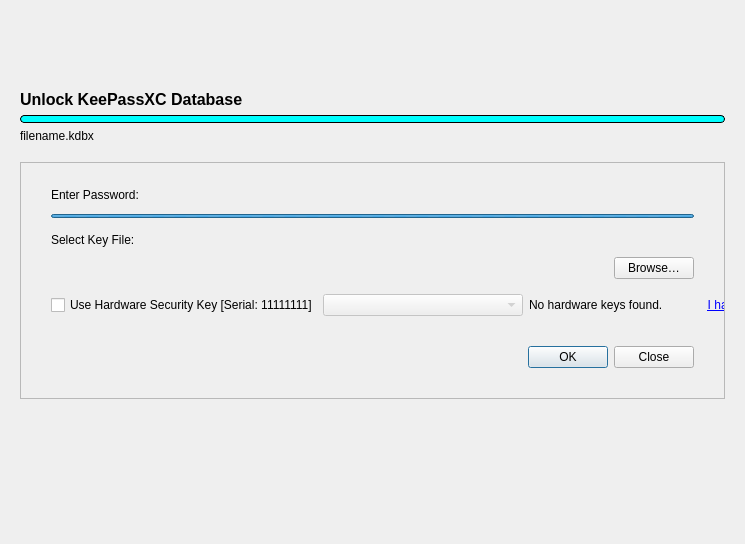
This is src/gui/DatabaseOpenWidget.ui in keepassxreboot/keepassxc as Qt 5 draws it before an edit. The edited form follows.
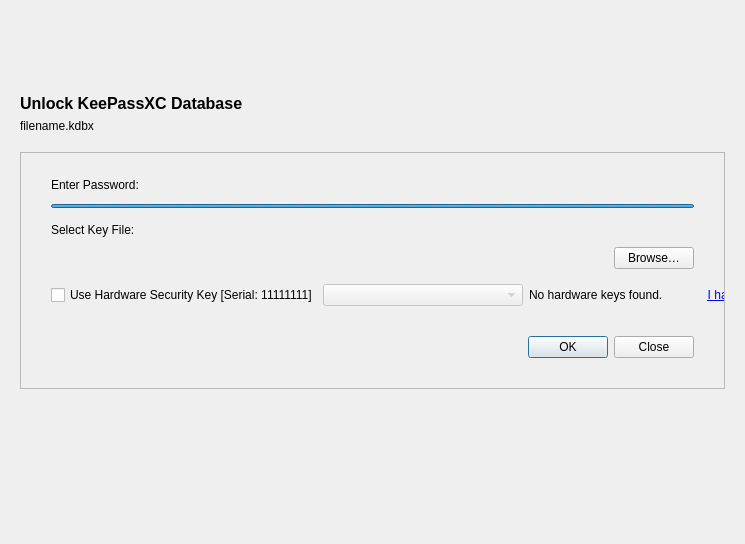
This is the edited form. Custom widgets are drawn as their Qt base class.

Commit message: Place color around central widget instead of horizontal bar

```diff
--- a/src/gui/DatabaseOpenWidget.ui
+++ b/src/gui/DatabaseOpenWidget.ui
@@ -40,7 +40,7 @@
      </item>
      <item>
       <widget class="QWidget" name="formContainer" native="true">
-       <layout class="QVBoxLayout" name="verticalLayout_4" stretch="1,0,0,0,0,0,2">
+       <layout class="QVBoxLayout" name="verticalLayout_4" stretch="1,0,0,0,0,2">
         <item>
          <spacer name="verticalSpacer_2">
           <property name="orientation">
@@ -88,22 +88,6 @@
           </item>
          </layout>
         </item>
-        <item>
-         <widget class="QLabel" name="displayColorLabel">
-          <property name="maximumSize">
-           <size>
-            <width>16777215</width>
-            <height>8</height>
-           </size>
-          </property>
-          <property name="styleSheet">
-           <string notr="true">background:cyan; border: 1px solid black; border-radius: 4px</string>
-          </property>
-          <property name="text">
-           <string/>
-          </property>
-         </widget>
-        </item>
         <item>
          <widget class="ElidedLabel" name="fileNameLabel">
           <property name="text">
```
The commit also changes 1 other file.
